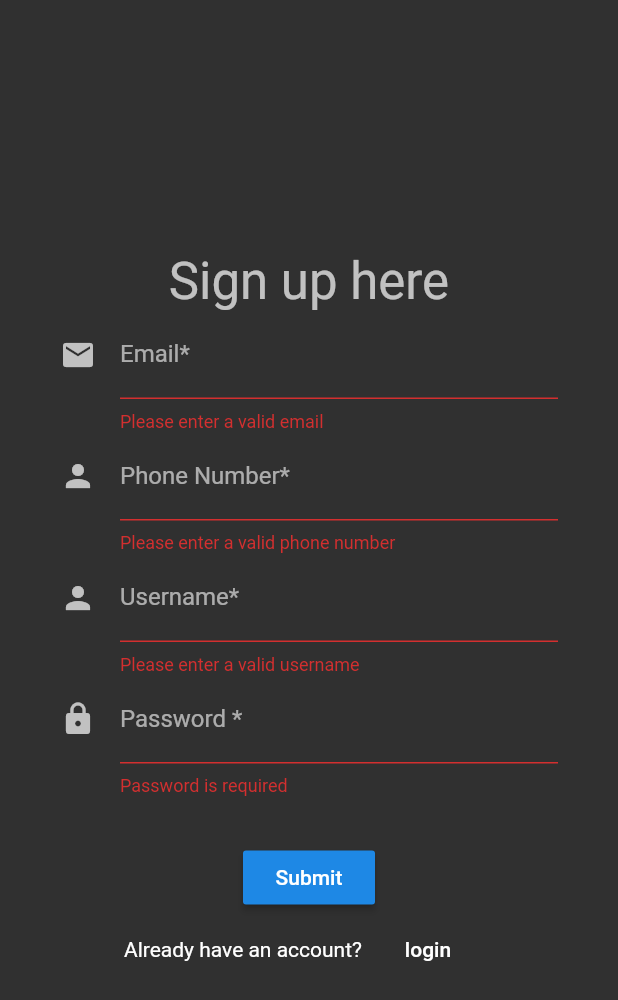
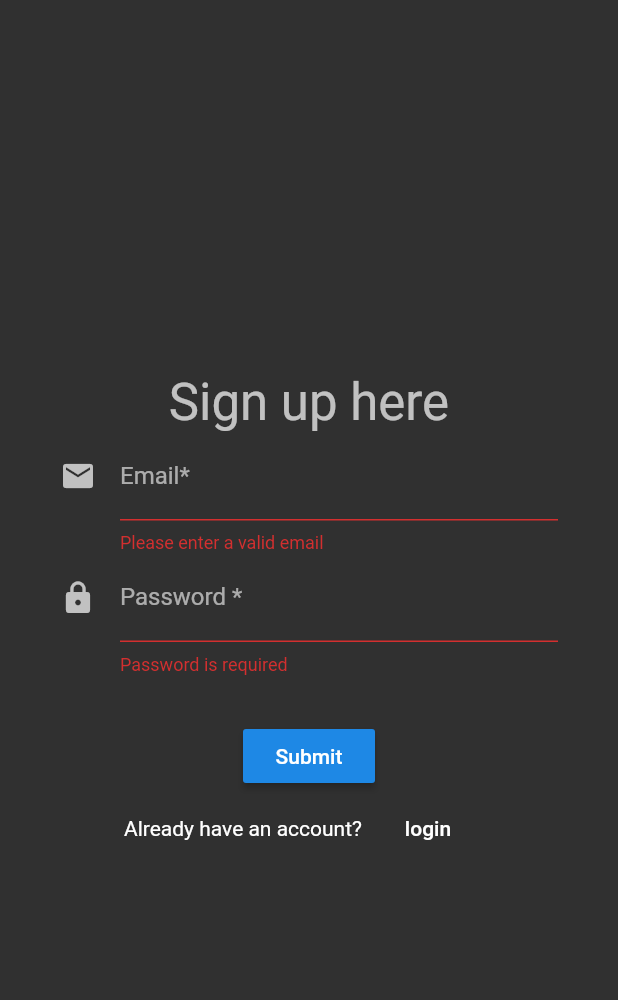
Before and after one commit to Vicradon/coursefidence, a Flutter app: the SignupPage screen opened by its route, after a tap on "Submit", on a phone screen of 412 x 824 dp. Shown: the top 1000 px of the screen. Run offline on Flutter 3.47's test engine with Material 2 defaults, Android fonts, the phone set to English and light mode, and no system bars.

Commit message:
Remove unneccessary detail from signup form

```diff
--- a/lib/widgets/signup_form.dart
+++ b/lib/widgets/signup_form.dart
@@ -37,35 +37,6 @@ class SignupFormState extends State<SignupForm> {
               ),
               TextFormField(
                 decoration: const InputDecoration(
-                  icon: Icon(Icons.person),
-                  hintText: 'e.g. +2348145769245',
-                  labelText: 'Phone Number*',
-                ),
-                validator: (value) {
-                  if (value.isEmpty) {
-                    return 'Please enter a valid phone number';
-                  }
-                  return null;
-                },
-                onSaved: (String value) {},
-              ),
-              TextFormField(
-                decoration: const InputDecoration(
-                  icon: Icon(Icons.person),
-                  hintText: 'e.g. John Doe',
-                  labelText: 'Username*',
-                ),
-                validator: (value) {
-                  if (value.isEmpty) {
-                    return 'Please enter a valid username';
-                  }
-                  return null;
-                },
-                onSaved: (String value) {},
-              ),
-              TextFormField(
-                inputFormatters: [WhitelistingTextInputFormatter.digitsOnly],
-                decoration: const InputDecoration(
                   icon: Icon(Icons.lock),
                   hintText: 'some_password',
                   labelText: 'Password *',
@@ -85,8 +56,7 @@ class SignupFormState extends State<SignupForm> {
                   return RaisedButton(
                     onPressed: () {
                       if (_formKey.currentState.validate()) {
-                        _formKey.currentState.save();
-                        Navigator.of(context).pop();
+
                       }
                     },
                     child: Text('Submit'),
```
